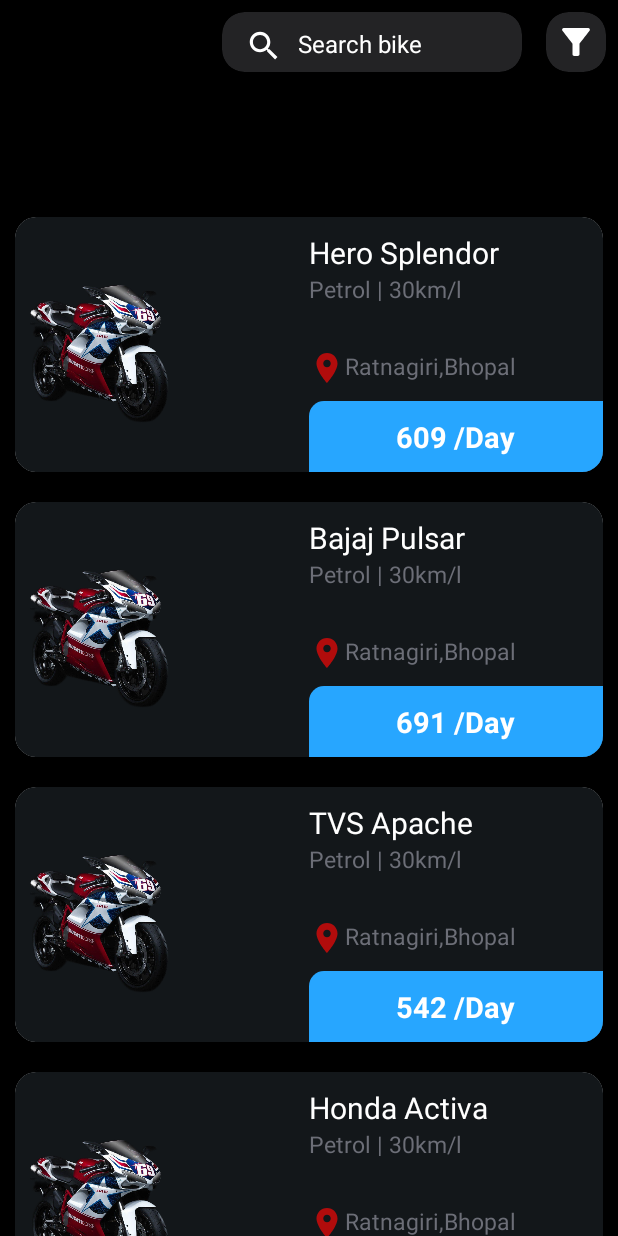
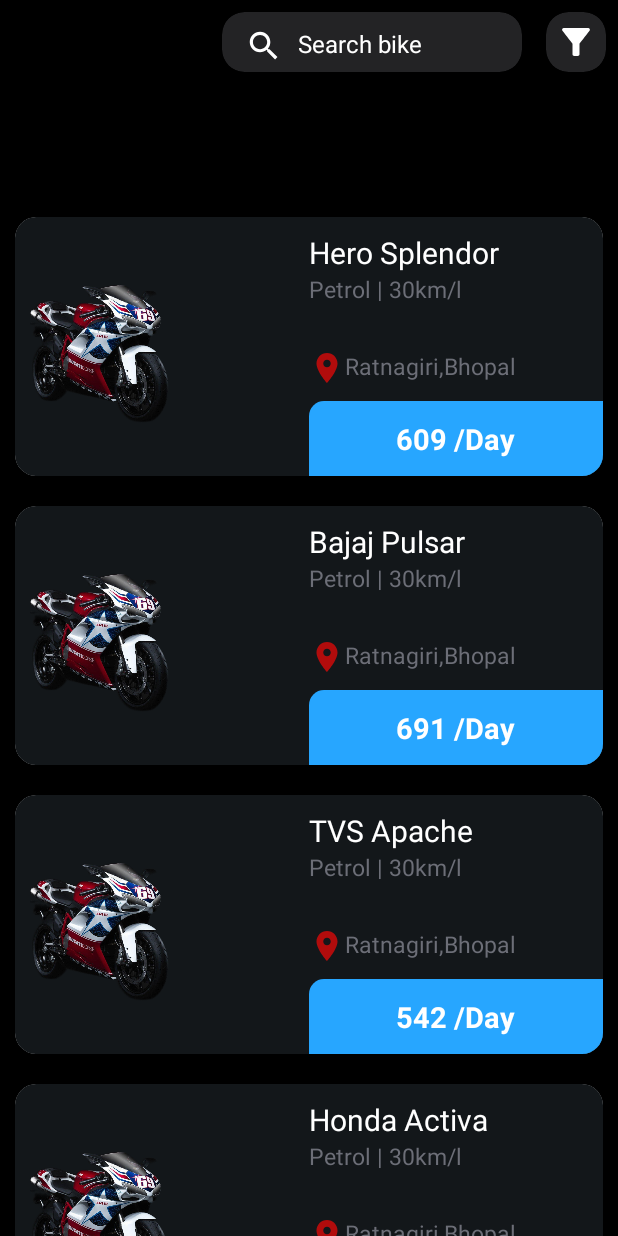
Before and after one commit to sudhanshuranjan474/bike_rental, an Android app: the Renting_Activity screen opened directly, with no data from a screen before it, on a phone screen of 412 x 824 dp. Run offline under Robolectric (Android 15) with nearby library versions, the phone set to English and light mode, and no system bars; Roboto replaces fonts that are not available here; 3 statements that could not run were skipped.

Commit message:
some modification renting_recyclerview_item.xml

```diff
--- a/app/src/main/res/layout/renting_recyclerview_item.xml
+++ b/app/src/main/res/layout/renting_recyclerview_item.xml
@@ -9,7 +9,7 @@
     >
     <LinearLayout
         android:layout_width="match_parent"
-        android:layout_height="170dp"
+        android:layout_height="wrap_content"
 
         android:orientation="horizontal"
         android:background="@color/recycler_view_item"
@@ -29,7 +29,7 @@
             <ImageView
                 android:id="@+id/imageView2"
                 android:layout_width="wrap_content"
-                android:layout_height="match_parent"
+                android:layout_height="170dp"
 
                 android:layout_gravity="start"
                 android:layout_marginStart="10dp"
@@ -57,7 +57,7 @@
                 android:layout_height="wrap_content"
                 android:textSize="20sp"
 
-                android:text="Bugati chrion"
+                android:text="Bugati "
                 android:textColor="@color/white"/>
             <TextView
                 android:id="@+id/rent_vehicle_mileage"
@@ -82,7 +82,8 @@
             <LinearLayout
 
                 android:layout_width="match_parent"
-                android:layout_height="match_parent"
+                android:layout_height="50dp"
+
                 android:orientation="vertical"
                 android:layout_marginTop="10dp"
                 android:gravity="center"
```
